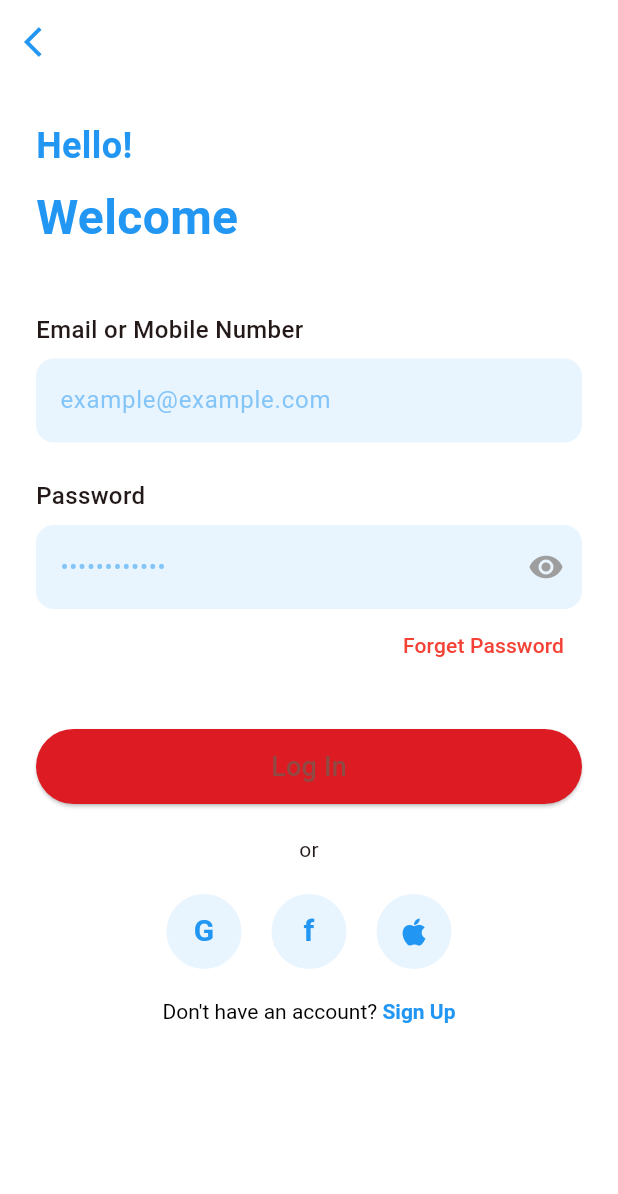
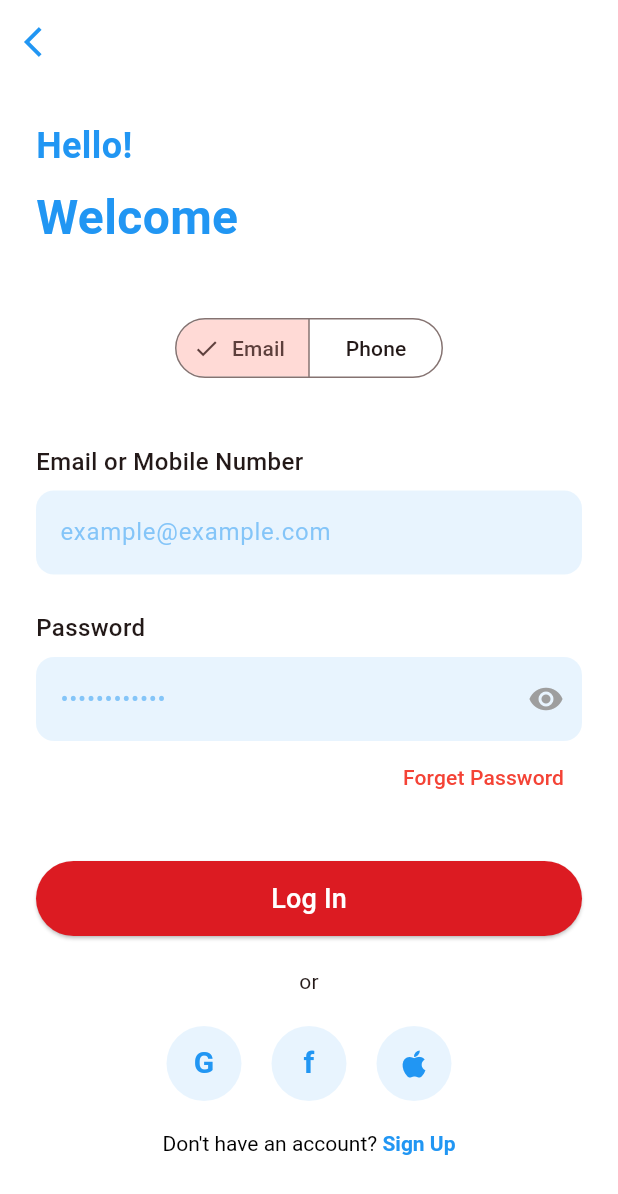
Before and after one commit to johnrobertdelinila/Philippine-Heart-Center-App, a Flutter app: the screen it shows after launch, after a tap on "Log In", on a phone screen of 412 x 824 dp. Shown: the top 1194 px of the screen. Run offline on Flutter 3.47's test engine with Material 3 defaults, Android fonts, the phone set to English and light mode, and no system bars; our stand-ins replace firebase_auth, firebase_core, google_sign_in; missing offline and left inert: flutter_facebook_auth; accounts and stored records are empty.

Commit message:
Added the UI for Login with Phone Number

```diff
--- a/lib/screens/login_screen.dart
+++ b/lib/screens/login_screen.dart
@@ -13,8 +13,10 @@ class LoginScreen extends StatefulWidget {
 
 class _LoginScreenState extends State<LoginScreen> {
   bool _isPasswordVisible = false;
+  bool _isPhoneLogin = false;
   final _emailController = TextEditingController();
   final _passwordController = TextEditingController();
+  final _phoneController = TextEditingController();
   final FirebaseAuth _auth = FirebaseAuth.instance;
   final GoogleSignIn _googleSignIn = GoogleSignIn();
   bool _isLoadingGoogle = false;
@@ -24,6 +26,7 @@ class _LoginScreenState extends State<LoginScreen> {
   void dispose() {
     _emailController.dispose();
     _passwordController.dispose();
+    _phoneController.dispose();
     super.dispose();
   }
 
@@ -168,6 +171,28 @@ class _LoginScreenState extends State<LoginScreen> {
               ),
             ),
             const SizedBox(height: 40),
+            Center(
+              child: SegmentedButton<bool>(
+                selected: {_isPhoneLogin},
+                onSelectionChanged: (Set<bool> selected) {
+                  setState(() {
+                    _isPhoneLogin = selected.first;
+                  });
+                },
+                segments: const [
+                  ButtonSegment<bool>(
+                    value: false,
+                    label: Text('Email'),
+                  ),
+                  ButtonSegment<bool>(
+                    value: true,
+                    label: Text('Phone'),
+                  ),
+                ],
+              ),
+            ),
+            const SizedBox(height: 40),
+            if (!_isPhoneLogin) ...[
               const Text(
                 'Email or Mobile Number',
                 style: TextStyle(
@@ -225,6 +250,32 @@ class _LoginScreenState extends State<LoginScreen> {
                   ),
                 ),
               ),
+            ] else ...[
+              const Text(
+                'Phone Number',
+                style: TextStyle(
+                  fontSize: 16,
+                  fontWeight: FontWeight.w500,
+                ),
+              ),
+              const SizedBox(height: 8),
+              TextField(
+                controller: _phoneController,
+                keyboardType: TextInputType.phone,
+                decoration: InputDecoration(
+                  hintText: '+1 234 567 8900',
+                  hintStyle: TextStyle(color: Colors.blue.withOpacity(0.5)),
+                  filled: true,
+                  fillColor: Colors.blue.withOpacity(0.1),
+                  border: OutlineInputBorder(
+                    borderRadius: BorderRadius.circular(12),
+                    borderSide: BorderSide.none,
+                  ),
+                  prefixIcon: const Icon(Icons.phone, color: Colors.grey),
+                ),
+              ),
+            ],
+            if (!_isPhoneLogin) ...[
               Align(
                 alignment: Alignment.centerRight,
                 child: TextButton(
@@ -240,6 +291,7 @@ class _LoginScreenState extends State<LoginScreen> {
                   ),
                 ),
               ),
+            ],
             const SizedBox(height: 32),
             SizedBox(
               width: double.infinity,
@@ -250,13 +302,14 @@ class _LoginScreenState extends State<LoginScreen> {
                 },
                 style: ElevatedButton.styleFrom(
                   backgroundColor: const Color(0xFFDC1B22),
+                  foregroundColor: Colors.white,
                   shape: RoundedRectangleBorder(
                     borderRadius: BorderRadius.circular(25),
                   ),
                 ),
-                child: const Text(
-                  'Log In',
-                  style: TextStyle(
+                child: Text(
+                  _isPhoneLogin ? 'Send OTP' : 'Log In',
+                  style: const TextStyle(
                     fontSize: 18,
                     fontWeight: FontWeight.w500,
                   ),
```
Lines whose indentation alone changed are shown as unchanged.
